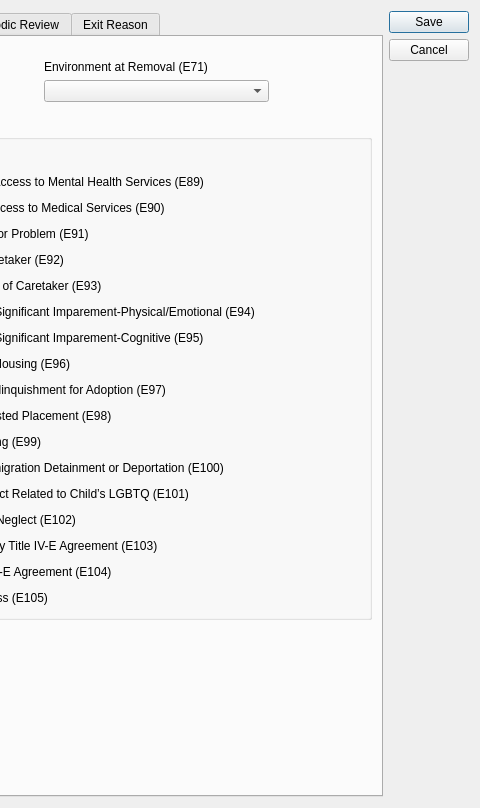
Old version of the form ui/ui_removal2020.ui in the repository zstamper/AFCARS-AXE; both pictures show x 578 to 1058 and y 0 to 808 of the 1058 by 808 pixel window.
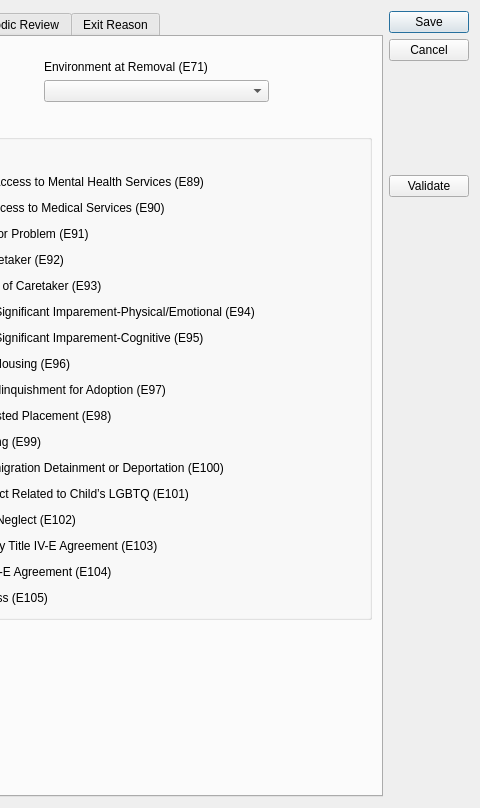
New version of the form.

```diff
--- a/ui/ui_removal2020.ui
+++ b/ui/ui_removal2020.ui
@@ -1786,14 +1786,41 @@
     </widget>
    </item>
    <item>
-    <widget class="QDialogButtonBox" name="form_action">
-     <property name="orientation">
-      <enum>Qt::Vertical</enum>
-     </property>
-     <property name="standardButtons">
-      <set>QDialogButtonBox::Cancel|QDialogButtonBox::Save</set>
-     </property>
-    </widget>
+    <layout class="QVBoxLayout" name="verticalLayout_28">
+     <item>
+      <widget class="QDialogButtonBox" name="form_action">
+       <property name="orientation">
+        <enum>Qt::Vertical</enum>
+       </property>
+       <property name="standardButtons">
+        <set>QDialogButtonBox::Cancel|QDialogButtonBox::Save</set>
+       </property>
+      </widget>
+     </item>
+     <item>
+      <widget class="QPushButton" name="validate_button">
+       <property name="text">
+        <string>Validate</string>
+       </property>
+      </widget>
+     </item>
+     <item>
+      <spacer name="verticalSpacer_12">
+       <property name="orientation">
+        <enum>Qt::Vertical</enum>
+       </property>
+       <property name="sizeType">
+        <enum>QSizePolicy::Maximum</enum>
+       </property>
+       <property name="sizeHint" stdset="0">
+        <size>
+         <width>20</width>
+         <height>600</height>
+        </size>
+       </property>
+      </spacer>
+     </item>
+    </layout>
    </item>
   </layout>
  </widget>
```
Left out of the diff: 118 changed lines with no effect on the pictures.
